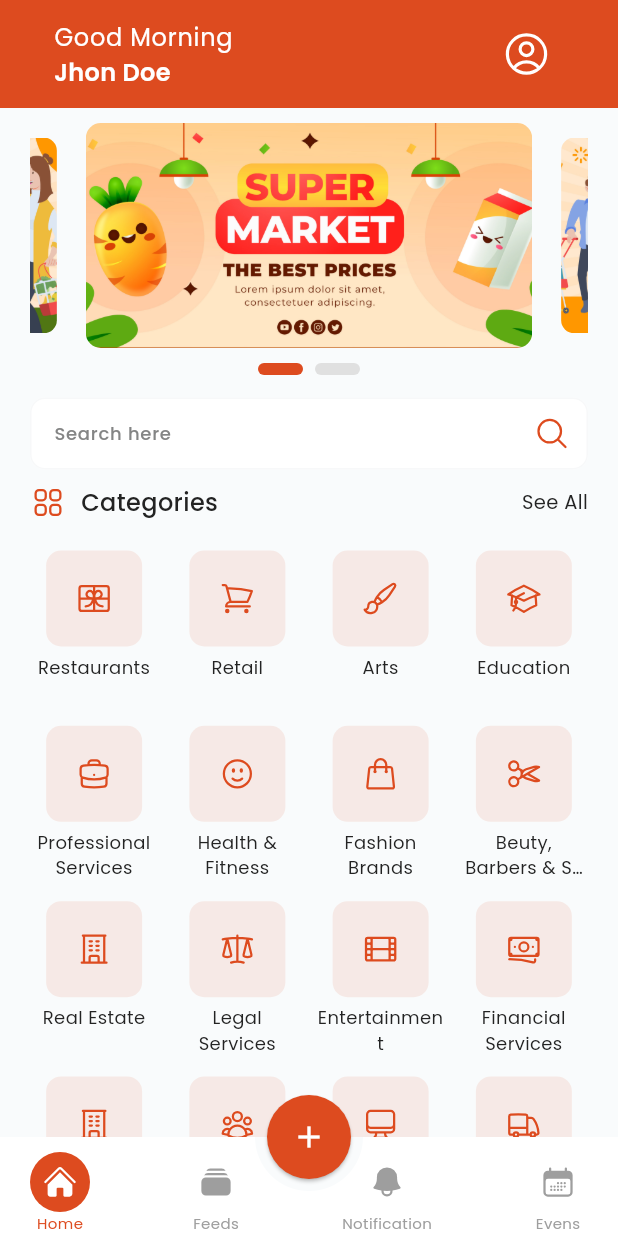
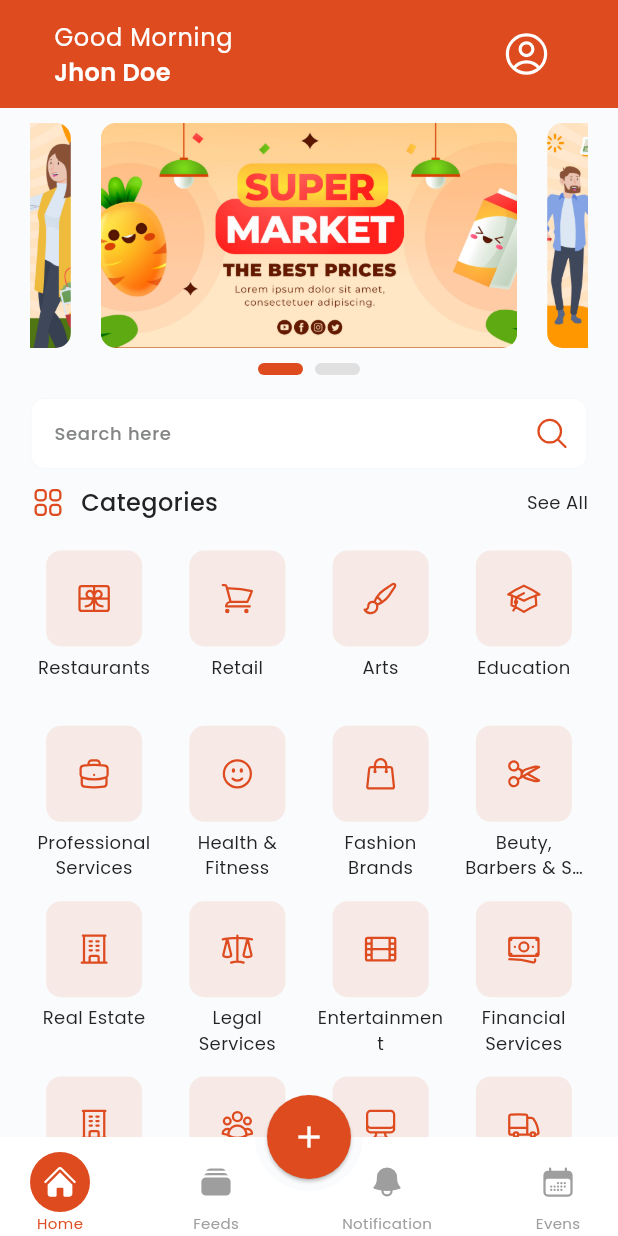
Before and after one commit to DimasSalah/ebony_market_app, a Flutter app: the screen it shows after launch, on a phone screen of 412 x 824 dp. Run offline on Flutter 3.47's test engine with Material 3 defaults, Android fonts, the phone set to English and light mode, and no system bars; drawn by our look-alikes of carousel_slider; our stand-ins replace connectivity_plus, flutter_map, flutter_spinkit, gap, get, get_storage and 4 more.

Commit message:
feat: enhance home carousel and text styling with interactive features

```diff
--- a/lib/app/modules/home/views/components/home_carousel.dart
+++ b/lib/app/modules/home/views/components/home_carousel.dart
@@ -18,18 +18,41 @@ class HomeCarousel extends StatelessWidget {
           itemCount: controller.banners.length,
           options: CarouselOptions(
             height: 150,
+            aspectRatio: 16 / 9,
             viewportFraction: 0.8,
-            enlargeCenterPage: true,
+            enlargeCenterPage: false,
+            autoPlay: true,
             onPageChanged: (index, reason) {
               controller.currentBannerIndex.value = index;
             },
           ),
           itemBuilder: (context, index, realIndex) {
-            return ClipRRect(
-              borderRadius: BorderRadius.circular(10),
-              child: Image.asset(
-                controller.banners[index],
-                fit: BoxFit.cover,
+            return GestureDetector(
+              onLongPress: () {
+                Get.dialog(
+                  Dialog(
+                    backgroundColor: Colors.transparent,
+                    child: InteractiveViewer(
+                      minScale: 0.5,
+                      maxScale: 4.0,
+                      child: Image.asset(
+                        controller.banners[index],
+                        fit: BoxFit.contain,
+                      ),
+                    ),
+                  ),
+                );
+              },
+              child: Container(
+                padding: EdgeInsets.symmetric(horizontal: 10),
+                width: double.infinity,
+                child: ClipRRect(
+                  borderRadius: BorderRadius.circular(10),
+                  child: Image.asset(
+                    controller.banners[index],
+                    fit: BoxFit.cover,
+                  ),
+                ),
               ),
             );
           },
--- a/lib/app/modules/home/views/home_view.dart
+++ b/lib/app/modules/home/views/home_view.dart
@@ -53,7 +53,7 @@ class HomeView extends GetView<HomeController> {
                       Text(
                         'See All',
                         style: Poppins.regular.copyWith(
-                          fontSize: 13,
+                          fontSize: Tz.small,
                         ),
                       ),
                     ],
@@ -90,7 +90,7 @@ class HomeView extends GetView<HomeController> {
                           textAlign: TextAlign.center,
                           maxLines: 2,
                           overflow: TextOverflow.ellipsis,
-                          style: TextStyle(fontSize: 12),
+                          style: TextStyle(fontSize: Tz.small),
                         ),
                       ],
                     ),
```
